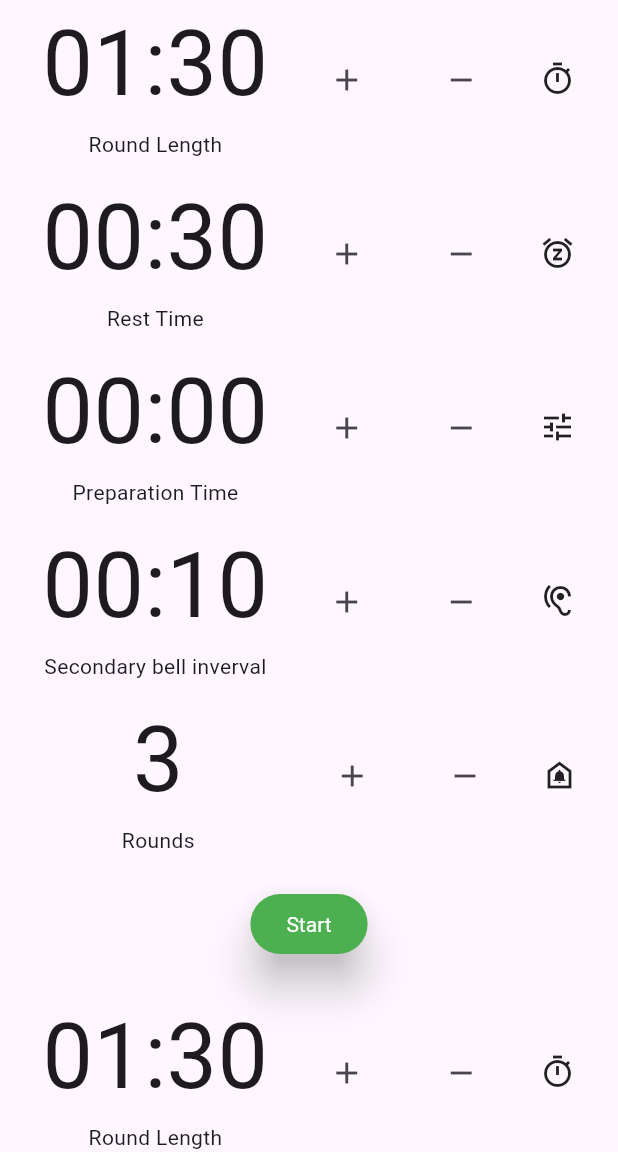
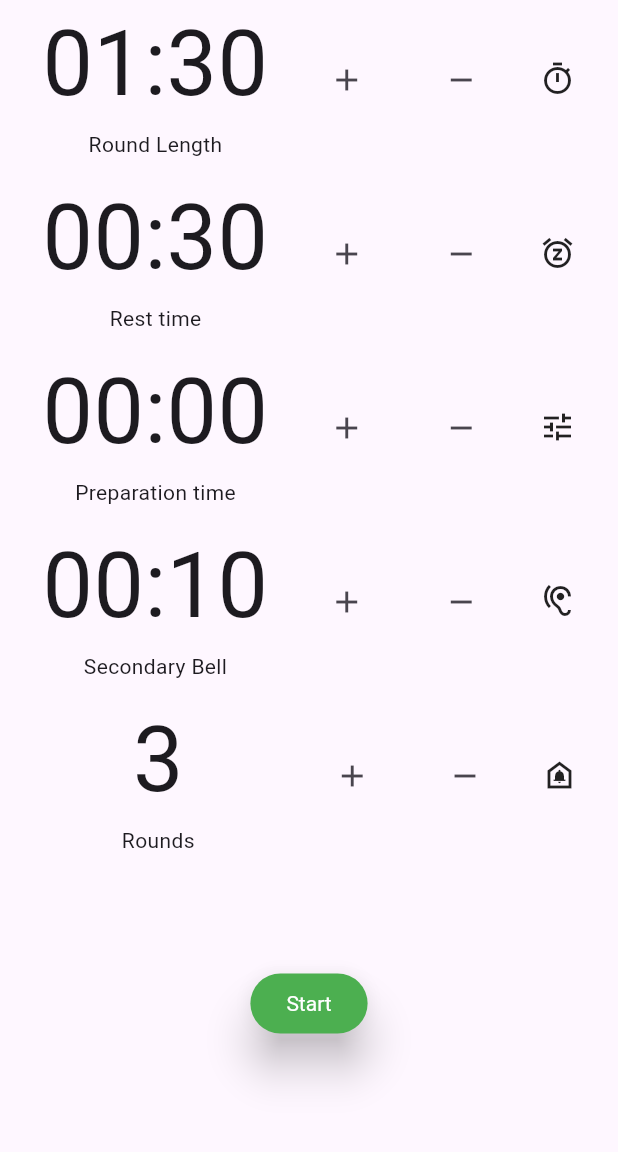
Before and after one commit to LeonardoVelarde/box_round_timer, a Flutter app: the screen it shows after launch, on a phone screen of 412 x 824 dp, the part 84-1236 px from its top. Run offline on Flutter 3.47's test engine with Material 3 defaults, Android fonts, the phone set to English and light mode, and no system bars.

Commit message:
Refactored timer inputs to use extracted TimerInput component

```diff
--- a/lib/main.dart
+++ b/lib/main.dart
@@ -19,15 +19,13 @@ class MyApp extends StatelessWidget {
         colorScheme: ColorScheme.fromSeed(seedColor: Colors.deepPurple),
         useMaterial3: true,
       ),
-      home: const MyHomePage(title: 'msheee'),
+      home: const MyHomePage(),
     );
   }
 }
 
 class MyHomePage extends StatefulWidget {
-  const MyHomePage({super.key, required this.title});
-
-  final String title;
+  const MyHomePage({super.key});
 
   @override
   State<MyHomePage> createState() => _MyHomePageState();
@@ -110,164 +108,56 @@ class _MyHomePageState extends State<MyHomePage> {
           child: Column(
             mainAxisAlignment: MainAxisAlignment.start,
             children: <Widget>[
-              Row(
-                children: <Widget>[
-                  const Spacer(),
-                  Column(
-                    children: [
-                      Text(
-                          '${_getFormattedMinutesFromSeconds(_roundLengthInSec)}:${_getFormattedSecondsFromSeconds(_roundLengthInSec)}',
-                          textAlign: TextAlign.center,
-                          style: const TextStyle(fontSize: 60)),
-                      const Text('Round Length'),
-                    ],
-                  ),
-                  const Spacer(),
-                  IconButton(
-                    icon: const Icon(Icons.add),
-                    tooltip: 'Aumentar tiempo por 10s',
-                    onPressed: () {
-                      _changeRoundTimerValue(10);
-                    },
-                  ),
-                  const Spacer(),
-                  IconButton(
-                    icon: const Icon(Icons.remove),
-                    tooltip: 'Reducir tiempo por 10s',
-                    onPressed: () {
-                      _changeRoundTimerValue(-10);
-                    },
-                  ),
-                  const Spacer(),
-                  const Text.rich(
-                    TextSpan(
-                      children: [
-                        WidgetSpan(child: Icon(Icons.timer_outlined)),
-                      ],
-                    ),
-                  ),
-                  const Spacer(),
-                ],
+              TimerInput(
+                valueInSeconds: _roundLengthInSec,
+                label: 'Round Length',
+                increaseValueTooltip: 'Aumentar tiempo por 10s',
+                decreaseValueTooltip: 'Reducir tiempo por 10s',
+                icon: Icons.timer_outlined,
+                onValueChanged: (value) {
+                  setState(() {
+                    _roundLengthInSec = value;
+                  });
+                },
               ),
               const SizedBox(height: 10),
-              Row(
-                children: <Widget>[
-                  const Spacer(),
-                  Column(
-                    children: [
-                      Text(
-                          '${_getFormattedMinutesFromSeconds(_restTimeinSec)}:${_getFormattedSecondsFromSeconds(_restTimeinSec)}',
-                          textAlign: TextAlign.center,
-                          style: const TextStyle(fontSize: 60)),
-                      const Text('Rest Time'),
-                    ],
-                  ),
-                  const Spacer(),
-                  IconButton(
-                    icon: const Icon(Icons.add),
-                    tooltip: 'Aumentar tiempo por 10s',
-                    onPressed: () {
-                      _changeRestTimerValue(10);
-                    },
-                  ),
-                  const Spacer(),
-                  IconButton(
-                    icon: const Icon(Icons.remove),
-                    tooltip: 'Reducir tiempo por 10s',
-                    onPressed: () {
-                      _changeRestTimerValue(-10);
-                    },
-                  ),
-                  const Spacer(),
-                  const Text.rich(
-                    TextSpan(
-                      children: [
-                        WidgetSpan(child: Icon(Icons.snooze)),
-                      ],
-                    ),
-                  ),
-                  const Spacer(),
-                ],
+              TimerInput(
+                valueInSeconds: _restTimeinSec,
+                label: 'Rest time',
+                increaseValueTooltip: 'Aumentar tiempo por 10s',
+                decreaseValueTooltip: 'Reducir tiempo por 10s',
+                icon: Icons.snooze,
+                onValueChanged: (value) {
+                  setState(() {
+                    _restTimeinSec = value;
+                  });
+                },
               ),
               const SizedBox(height: 10),
-              Row(
-                children: <Widget>[
-                  const Spacer(),
-                  Column(
-                    children: [
-                      Text(
-                          '${_getFormattedMinutesFromSeconds(_preparationTimeinSec)}:${_getFormattedSecondsFromSeconds(_preparationTimeinSec)}',
-                          textAlign: TextAlign.center,
-                          style: const TextStyle(fontSize: 60)),
-                      const Text('Preparation Time'),
-                    ],
-                  ),
-                  const Spacer(),
-                  IconButton(
-                    icon: const Icon(Icons.add),
-                    tooltip: 'Aumentar tiempo por 10s',
-                    onPressed: () {
-                      _changePreparationTime(10);
-                    },
-                  ),
-                  const Spacer(),
-                  IconButton(
-                    icon: const Icon(Icons.remove),
-                    tooltip: 'Reducir tiempo por 10s',
-                    onPressed: () {
-                      _changePreparationTime(-10);
-                    },
-                  ),
-                  const Spacer(),
-                  const Text.rich(
-                    TextSpan(
-                      children: [
-                        WidgetSpan(child: Icon(Icons.tune)),
-                      ],
-                    ),
-                  ),
-                  const Spacer(),
-                ],
+              TimerInput(
+                valueInSeconds: _preparationTimeinSec,
+                label: 'Preparation time',
+                increaseValueTooltip: 'Aumentar tiempo por 10s',
+                decreaseValueTooltip: 'Reducir tiempo por 10s',
+                icon: Icons.tune,
+                onValueChanged: (value) {
+                  setState(() {
+                    _preparationTimeinSec = value;
+                  });
+                },
               ),
               const SizedBox(height: 10),
-              Row(
-                children: <Widget>[
-                  const Spacer(),
-                  Column(
-                    children: [
-                      Text(
-                          '${_getFormattedMinutesFromSeconds(_soundIntervalTimeinSec)}:${_getFormattedSecondsFromSeconds(_soundIntervalTimeinSec)}',
-                          textAlign: TextAlign.center,
-                          style: const TextStyle(fontSize: 60)),
-                      const Text('Secondary bell inverval'),
-                    ],
-                  ),
-                  const Spacer(),
-                  IconButton(
-                    icon: const Icon(Icons.add),
-                    tooltip: 'Aumentar tiempo por 10s',
-                    onPressed: () {
-                      _changeSoundIntervalTime(10);
-                    },
-                  ),
-                  const Spacer(),
-                  IconButton(
-                    icon: const Icon(Icons.remove),
-                    tooltip: 'Reducir tiempo por 10s',
-                    onPressed: () {
-                      _changeSoundIntervalTime(-10);
-                    },
-                  ),
-                  const Spacer(),
-                  const Text.rich(
-                    TextSpan(
-                      children: [
-                        WidgetSpan(child: Icon(Icons.hearing)),
-                      ],
-                    ),
-                  ),
-                  const Spacer(),
-                ],
+              TimerInput(
+                valueInSeconds: _soundIntervalTimeinSec,
+                label: 'Secondary Bell',
+                increaseValueTooltip: 'Aumentar tiempo por 10s',
+                decreaseValueTooltip: 'Reducir tiempo por 10s',
+                icon: Icons.hearing,
+                onValueChanged: (value) {
+                  setState(() {
+                    _soundIntervalTimeinSec = value;
+                  });
+                },
               ),
               const SizedBox(height: 10),
               Row(
@@ -332,18 +222,6 @@ class _MyHomePageState extends State<MyHomePage> {
                 ],
               ),
               const Spacer(),
-              TimerInput(
-                valueInSeconds: _roundLengthInSec,
-                label: 'Round Length',
-                increaseValueTooltip: 'Aumentar tiempo por 10s',
-                decreaseValueTooltip: 'Reducir tiempo por 10s',
-                icon: const Icon(Icons.timer_outlined),
-                onValueChanged: (value) {
-                  setState(() {
-                    _roundLengthInSec = value;
-                  });
-                },
-              ),
             ],
           ),
         ),
--- a/lib/src/components/timer_input.dart
+++ b/lib/src/components/timer_input.dart
@@ -6,7 +6,7 @@ class TimerInput extends StatefulWidget {
   final String label;
   final String increaseValueTooltip;
   final String decreaseValueTooltip;
-  final Icon icon;
+  final IconData icon;
 
   const TimerInput({
     required this.valueInSeconds,
@@ -23,6 +23,23 @@ class TimerInput extends StatefulWidget {
 
 class _TimerInputState extends State<TimerInput> {
   int _roundLengthInSec = 0;
+
+  void _changeRoundTimerValue(int seconds) {
+    if (_roundLengthInSec + seconds < 0) return;
+    setState(() {
+      _roundLengthInSec += seconds;
+    });
+    widget.onValueChanged(_roundLengthInSec);
+  }
+
+  String _getFormattedMinutesFromSeconds(int seconds) {
+    if (seconds < 60) return '00';
+    return (seconds / 60).floor().toString().padLeft(2, '0');
+  }
+
+  String _getFormattedSecondsFromSeconds(int seconds) {
+    return (seconds % 60).toString().padLeft(2, '0');
+  }
 
   @override
   void initState() {
@@ -61,10 +78,10 @@ class _TimerInputState extends State<TimerInput> {
           },
         ),
         const Spacer(),
-        const Text.rich(
+        Text.rich(
           TextSpan(
             children: [
-              WidgetSpan(child: Icon(Icons.timer_outlined)),
+              WidgetSpan(child: Icon(widget.icon)),
             ],
           ),
         ),
@@ -72,21 +89,4 @@ class _TimerInputState extends State<TimerInput> {
       ],
     );
   }
-
-  void _changeRoundTimerValue(int seconds) {
-    if (_roundLengthInSec + seconds < 0) return;
-    setState(() {
-      _roundLengthInSec += seconds;
-    });
-    widget.onValueChanged(_roundLengthInSec);
-  }
-
-  String _getFormattedMinutesFromSeconds(int seconds) {
-    if (seconds < 60) return '00';
-    return (seconds / 60).floor().toString().padLeft(2, '0');
-  }
-
-  String _getFormattedSecondsFromSeconds(int seconds) {
-    return (seconds % 60).toString().padLeft(2, '0');
-  }
 }
```
